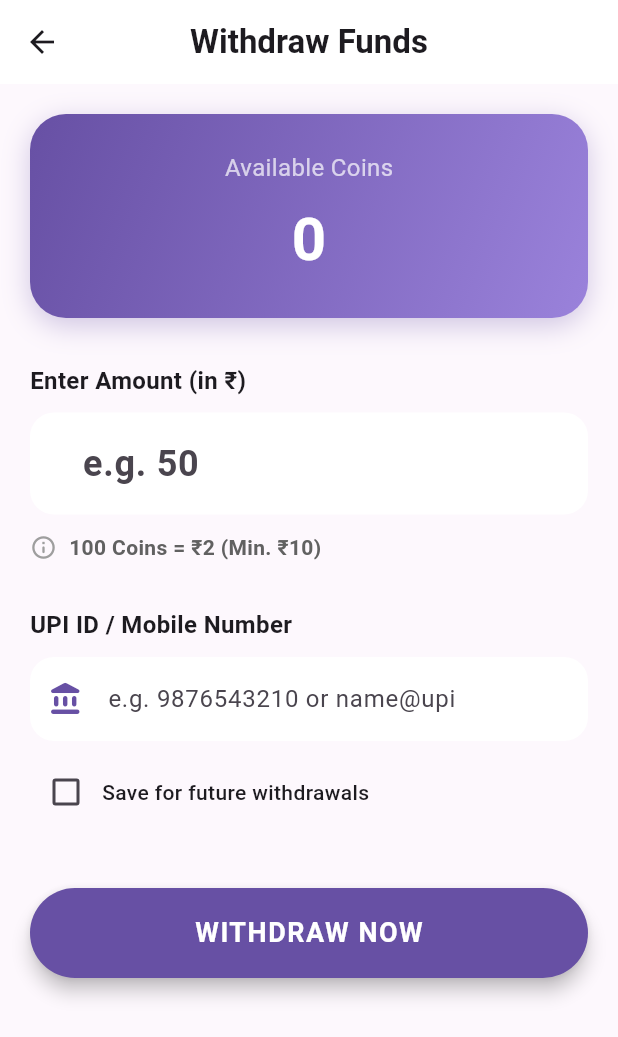
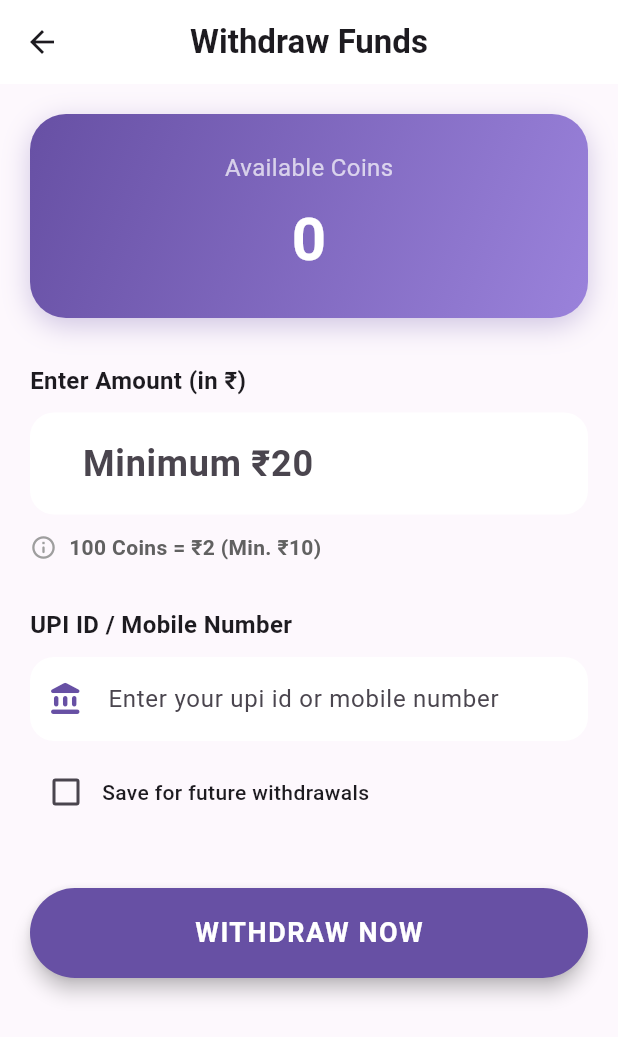
Before and after one commit to ayonkhatua/AdRewardsPro, a Flutter app: the WithdrawalScreen screen opened directly, on a phone screen of 412 x 824 dp. Shown: the top 1037 px of the screen. Run offline on Flutter 3.47's test engine with Material 3 defaults, Android fonts, the phone set to English and light mode, and no system bars; our stand-ins replace device_info_plus, flutter_dotenv, flutter_fortune_wheel, google_fonts, share_plus, shared_preferences and 1 more; missing offline and left inert: dart_ipify, scratcher, unity_ads_plugin; accounts and stored records are empty; network calls fail.

Commit message:
app completed

```diff
--- a/lib/screens/refer_screen.dart
+++ b/lib/screens/refer_screen.dart
@@ -150,7 +150,7 @@ class _ReferScreenState extends State<ReferScreen> {
                       const SizedBox(height: 12),
                       // 👇 NAYA: Both bonuses mentioned clearly
                       Text(
-                        "You will receive $_referralBonus Coins when your friend joins AdRewards Pro using your code. Your friend will also get $_joiningBonus Coins instantly!",
+                        "You will receive $_referralBonus Coins when your friend joins AdRewards Pro using your code and first succussful withdrwal. Your friend will also get $_joiningBonus Coins instantly!",
                         textAlign: TextAlign.center,
                         style: const TextStyle(color: Color(0xFF311300), fontSize: 14, fontWeight: FontWeight.w600, height: 1.5),
                       ),
--- a/lib/screens/withdrawal_screen.dart
+++ b/lib/screens/withdrawal_screen.dart
@@ -223,7 +223,7 @@ class _WithdrawalScreenState extends State<WithdrawalScreen> {
                   prefixStyle: const TextStyle(fontSize: 24, fontWeight: FontWeight.bold, color: Color(0xFF6750A4)),
                   filled: true,
                   fillColor: Colors.white,
-                  hintText: "e.g. 50",
+                  hintText: "Minimum ₹20",
                   border: OutlineInputBorder(borderRadius: BorderRadius.circular(16), borderSide: BorderSide.none),
                   focusedBorder: OutlineInputBorder(borderRadius: BorderRadius.circular(16), borderSide: const BorderSide(color: Color(0xFF6750A4), width: 2)),
                 ),
@@ -260,7 +260,7 @@ class _WithdrawalScreenState extends State<WithdrawalScreen> {
                   prefixIcon: const Icon(Icons.account_balance_rounded, color: Color(0xFF6750A4)),
                   filled: true,
                   fillColor: Colors.white,
-                  hintText: "e.g. 9876543210 or name@upi",
+                  hintText: "Enter your upi id or mobile number",
                   border: OutlineInputBorder(borderRadius: BorderRadius.circular(16), borderSide: BorderSide.none),
                   focusedBorder: OutlineInputBorder(borderRadius: BorderRadius.circular(16), borderSide: const BorderSide(color: Color(0xFF6750A4), width: 2)),
                 ),
```
